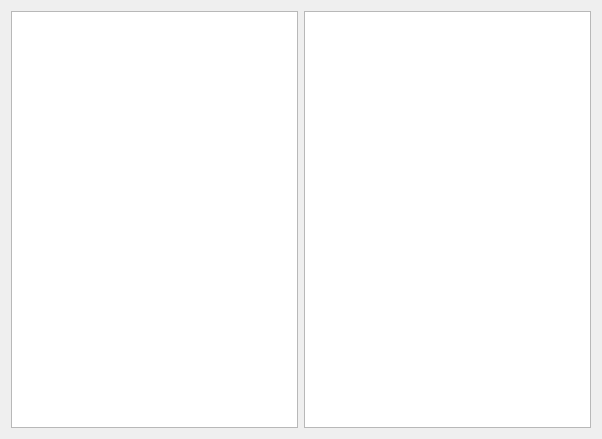
Above: KFileDialog/mainwindow.ui from CryFeiFei/KFileDialog before the change. Below: the same form after it.
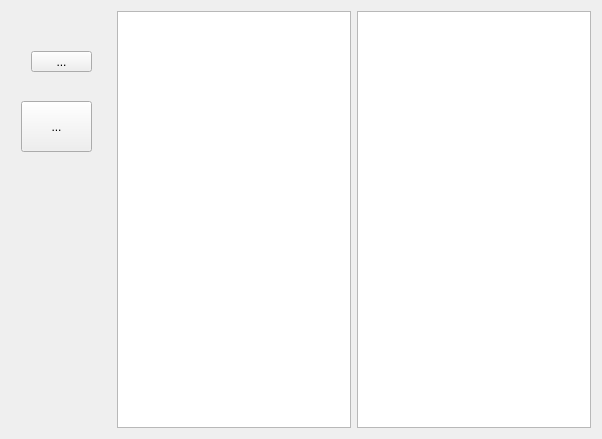
That is the form after the change.

Commit message: [简单的重构下界面]

```diff
--- a/KFileDialog/mainwindow.ui
+++ b/KFileDialog/mainwindow.ui
@@ -17,6 +17,42 @@
    <layout class="QVBoxLayout" name="verticalLayout_2">
     <item>
      <layout class="QHBoxLayout" name="horizontalLayout">
+      <item>
+       <widget class="QWidget" name="widget" native="true">
+        <property name="minimumSize">
+         <size>
+          <width>100</width>
+          <height>0</height>
+         </size>
+        </property>
+        <widget class="QToolButton" name="toolButton">
+         <property name="geometry">
+          <rect>
+           <x>20</x>
+           <y>40</y>
+           <width>61</width>
+           <height>21</height>
+          </rect>
+         </property>
+         <property name="text">
+          <string>...</string>
+         </property>
+        </widget>
+        <widget class="QToolButton" name="toolButton_2">
+         <property name="geometry">
+          <rect>
+           <x>10</x>
+           <y>90</y>
+           <width>71</width>
+           <height>51</height>
+          </rect>
+         </property>
+         <property name="text">
+          <string>...</string>
+         </property>
+        </widget>
+       </widget>
+      </item>
       <item>
        <widget class="QTableView" name="tableView"/>
       </item>
```
The commit also changes 5 other files.
